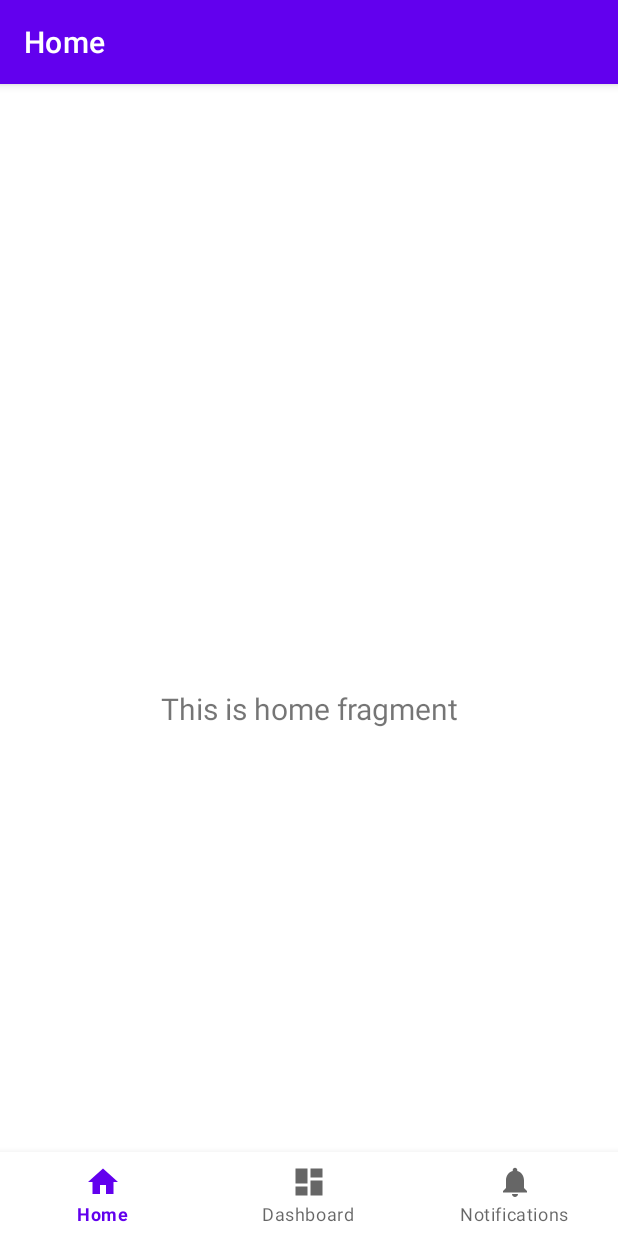
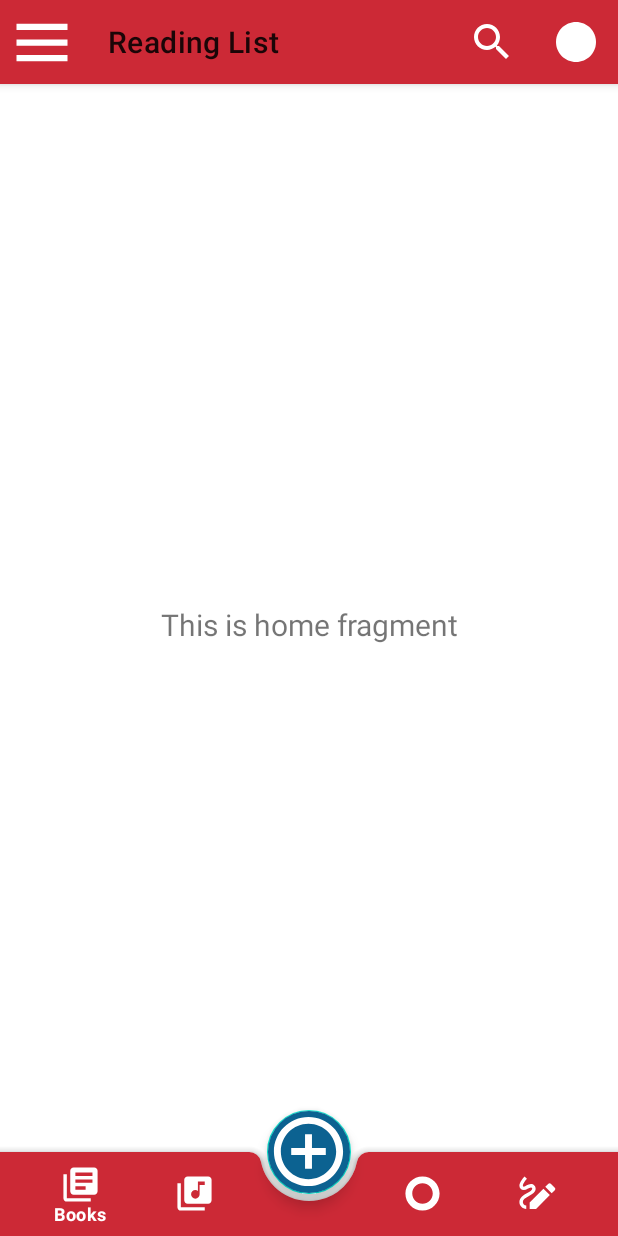
Before and after one commit to Ignema/Leafter, an Android app: the screen it shows after launch (MainActivity), on a phone screen of 412 x 824 dp. Run offline under Robolectric (Android 15) with nearby library versions, the phone set to English and light mode, and no system bars; our stand-ins replace navigation-ui.

Commit message:
Added basic navigation menu with fragment integration

```diff
--- a/app/src/main/java/com/android/leafter/MainActivity.java
+++ b/app/src/main/java/com/android/leafter/MainActivity.java
@@ -15,16 +15,20 @@ public class MainActivity extends AppCompatActivity {
     @Override
     protected void onCreate(Bundle savedInstanceState) {
         super.onCreate(savedInstanceState);
+        getSupportActionBar().hide();
         setContentView(R.layout.activity_main);
-        BottomNavigationView navView = findViewById(R.id.nav_view);
-        // Passing each menu ID as a set of Ids because each
-        // menu should be considered as top level destinations.
+
+        BottomNavigationView navView = findViewById(R.id.bottomNavigationView);
+//        bnv.getMenu().getItem(2).setEnabled(false);
+
         AppBarConfiguration appBarConfiguration = new AppBarConfiguration.Builder(
-                R.id.navigation_home, R.id.navigation_dashboard, R.id.navigation_notifications)
+                R.id.miHome, R.id.miMusic, R.id.miCatalogue)
                 .build();
         NavController navController = Navigation.findNavController(this, R.id.nav_host_fragment);
         NavigationUI.setupActionBarWithNavController(this, navController, appBarConfiguration);
         NavigationUI.setupWithNavController(navView, navController);
+
     }
 
+
 }
--- /dev/null
+++ b/app/src/main/res/drawable/ic_add.xml
@@ -0,0 +1,12 @@
+<vector xmlns:android="http://schemas.android.com/apk/res/android"
+    android:width="24dp"
+    android:height="24dp"
+    android:viewportWidth="24"
+    android:viewportHeight="24"
+    android:tint="@color/white"
+
+   >
+  <path
+      android:fillColor="@android:color/white"
+      android:pathData="M13,7h-2v4L7,11v2h4v4h2v-4h4v-2h-4L13,7zM12,2C6.48,2 2,6.48 2,12s4.48,10 10,10 10,-4.48 10,-10S17.52,2 12,2zM12,20c-4.41,0 -8,-3.59 -8,-8s3.59,-8 8,-8 8,3.59 8,8 -3.59,8 -8,8z"/>
+</vector>
--- /dev/null
+++ b/app/src/main/res/drawable/ic_catalogue.xml
@@ -0,0 +1,10 @@
+<vector xmlns:android="http://schemas.android.com/apk/res/android"
+    android:width="24dp"
+    android:height="24dp"
+    android:viewportWidth="24"
+    android:viewportHeight="24"
+    android:tint="?attr/colorControlNormal">
+  <path
+      android:fillColor="@android:color/white"
+      android:pathData="M2,12C2,6.48 6.48,2 12,2s10,4.48 10,10 -4.48,10 -10,10S2,17.52 2,12zM12,18c3.31,0 6,-2.69 6,-6s-2.69,-6 -6,-6 -6,2.69 -6,6 2.69,6 6,6z"/>
+</vector>
--- /dev/null
+++ b/app/src/main/res/drawable/ic_circle.xml
@@ -0,0 +1,11 @@
+<vector xmlns:android="http://schemas.android.com/apk/res/android"
+    android:width="50dp"
+    android:height="50dp"
+
+    android:viewportWidth="24"
+    android:viewportHeight="24"
+    >
+  <path
+      android:fillColor="@android:color/white"
+      android:pathData="M12,2C6.47,2 2,6.47 2,12s4.47,10 10,10 10,-4.47 10,-10S17.53,2 12,2z"/>
+</vector>
--- /dev/null
+++ b/app/src/main/res/drawable/ic_library_books.xml
@@ -0,0 +1,10 @@
+<vector xmlns:android="http://schemas.android.com/apk/res/android"
+    android:width="24dp"
+    android:height="24dp"
+    android:viewportWidth="24"
+    android:viewportHeight="24"
+    android:tint="?attr/colorControlNormal">
+  <path
+      android:fillColor="@android:color/white"
+      android:pathData="M4,6L2,6v14c0,1.1 0.9,2 2,2h14v-2L4,20L4,6zM20,2L8,2c-1.1,0 -2,0.9 -2,2v12c0,1.1 0.9,2 2,2h12c1.1,0 2,-0.9 2,-2L22,4c0,-1.1 -0.9,-2 -2,-2zM19,11L9,11L9,9h10v2zM15,15L9,15v-2h6v2zM19,7L9,7L9,5h10v2z"/>
+</vector>
--- /dev/null
+++ b/app/src/main/res/drawable/ic_library_music.xml
@@ -0,0 +1,10 @@
+<vector xmlns:android="http://schemas.android.com/apk/res/android"
+    android:width="24dp"
+    android:height="24dp"
+    android:viewportWidth="24"
+    android:viewportHeight="24"
+    android:tint="?attr/colorControlNormal">
+  <path
+      android:fillColor="@android:color/white"
+      android:pathData="M20,2L8,2c-1.1,0 -2,0.9 -2,2v12c0,1.1 0.9,2 2,2h12c1.1,0 2,-0.9 2,-2L22,4c0,-1.1 -0.9,-2 -2,-2zM18,7h-3v5.5c0,1.38 -1.12,2.5 -2.5,2.5S10,13.88 10,12.5s1.12,-2.5 2.5,-2.5c0.57,0 1.08,0.19 1.5,0.51L14,5h4v2zM4,6L2,6v14c0,1.1 0.9,2 2,2h14v-2L4,20L4,6z"/>
+</vector>
--- /dev/null
+++ b/app/src/main/res/drawable/ic_menu.xml
@@ -0,0 +1,9 @@
+<vector xmlns:android="http://schemas.android.com/apk/res/android"
+    android:width="45dp"
+    android:height="50dp"
+    android:viewportWidth="24"
+    android:viewportHeight="24">
+  <path
+      android:fillColor="@color/white"
+      android:pathData="M3,18h18v-2L3,16v2zM3,13h18v-2L3,11v2zM3,6v2h18L21,6L3,6z"/>
+</vector>
--- /dev/null
+++ b/app/src/main/res/drawable/ic_search.xml
@@ -0,0 +1,10 @@
+<vector xmlns:android="http://schemas.android.com/apk/res/android"
+    android:width="50dp"
+    android:height="50dp"
+    android:viewportWidth="24"
+    android:viewportHeight="24"
+    >
+  <path
+      android:fillColor="@android:color/white"
+      android:pathData="M15.5,14h-0.79l-0.28,-0.27C15.41,12.59 16,11.11 16,9.5 16,5.91 13.09,3 9.5,3S3,5.91 3,9.5 5.91,16 9.5,16c1.61,0 3.09,-0.59 4.23,-1.57l0.27,0.28v0.79l5,4.99L20.49,19l-4.99,-5zM9.5,14C7.01,14 5,11.99 5,9.5S7.01,5 9.5,5 14,7.01 14,9.5 11.99,14 9.5,14z"/>
+</vector>
--- /dev/null
+++ b/app/src/main/res/drawable/ic_write.xml
@@ -0,0 +1,9 @@
+<vector xmlns:android="http://schemas.android.com/apk/res/android"
+    android:width="24dp"
+    android:height="24dp"
+    android:viewportWidth="24"
+    android:viewportHeight="24">
+    <path
+        android:fillColor="@color/white"
+        android:pathData="M4.5,8c1.04,0 2.34,-1.5 4.25,-1.5c1.52,0 2.75,1.23 2.75,2.75c0,2.04 -1.99,3.15 -3.91,4.22C5.42,14.67 4,15.57 4,17c0,1.1 0.9,2 2,2v2c-2.21,0 -4,-1.79 -4,-4c0,-2.71 2.56,-4.14 4.62,-5.28c1.42,-0.79 2.88,-1.6 2.88,-2.47c0,-0.41 -0.34,-0.75 -0.75,-0.75C7.5,8.5 6.25,10 4.5,10C3.12,10 2,8.88 2,7.5C2,5.45 4.17,2.83 5,2l1.41,1.41C5.41,4.42 4,6.43 4,7.5C4,7.78 4.22,8 4.5,8zM8,21l3.75,0l8.06,-8.06l-3.75,-3.75L8,17.25L8,21zM20.37,6.29c-0.39,-0.39 -1.02,-0.39 -1.41,0l-1.83,1.83l3.75,3.75l1.83,-1.83c0.39,-0.39 0.39,-1.02 0,-1.41L20.37,6.29z" />
+</vector>
--- a/app/src/main/res/layout/activity_main.xml
+++ b/app/src/main/res/layout/activity_main.xml
@@ -1,22 +1,66 @@
 <?xml version="1.0" encoding="utf-8"?>
-<androidx.constraintlayout.widget.ConstraintLayout xmlns:android="http://schemas.android.com/apk/res/android"
+<androidx.coordinatorlayout.widget.CoordinatorLayout xmlns:android="http://schemas.android.com/apk/res/android"
     xmlns:app="http://schemas.android.com/apk/res-auto"
-    android:id="@+id/container"
+    xmlns:tools="http://schemas.android.com/tools"
     android:layout_width="match_parent"
     android:layout_height="match_parent"
-    android:paddingTop="?attr/actionBarSize">
+    android:background="@color/white"
+    tools:context=".MainActivity">
 
-    <com.google.android.material.bottomnavigation.BottomNavigationView
-        android:id="@+id/nav_view"
-        android:layout_width="0dp"
+    <com.google.android.material.appbar.AppBarLayout
+        android:id="@+id/AppBarLayout"
+        android:layout_width="match_parent"
         android:layout_height="wrap_content"
-        android:layout_marginStart="0dp"
-        android:layout_marginEnd="0dp"
-        android:background="?android:attr/windowBackground"
-        app:layout_constraintBottom_toBottomOf="parent"
-        app:layout_constraintLeft_toLeftOf="parent"
-        app:layout_constraintRight_toRightOf="parent"
-        app:menu="@menu/bottom_nav_menu" />
+        android:background="@color/primary">
+
+        <com.google.android.material.appbar.MaterialToolbar
+            android:id="@+id/topToolbar"
+            android:layout_width="match_parent"
+            android:layout_height="?attr/actionBarSize"
+            app:menu="@menu/top_nav_menu"
+            app:navigationIcon="@drawable/ic_menu"
+
+            app:title="Reading List"
+
+
+            />
+
+
+    </com.google.android.material.appbar.AppBarLayout>
+
+    <com.google.android.material.bottomappbar.BottomAppBar
+        android:id="@+id/bottomAppBar"
+        android:layout_width="match_parent"
+        android:layout_height="wrap_content"
+        android:layout_gravity="bottom"
+        android:backgroundTint="@color/primary">
+
+        <com.google.android.material.bottomnavigation.BottomNavigationView
+            android:id="@+id/bottomNavigationView"
+            android:layout_width="match_parent"
+            android:layout_height="match_parent"
+            android:layout_marginEnd="16dp"
+            android:layout_marginRight="16dp"
+            android:background="@android:color/transparent"
+            app:elevation="0dp"
+            app:itemIconSize="27dp"
+            app:itemIconTint="@color/white"
+            app:itemTextColor="@color/white"
+            app:menu="@menu/bottom_nav_menu">
+
+        </com.google.android.material.bottomnavigation.BottomNavigationView>
+
+    </com.google.android.material.bottomappbar.BottomAppBar>
+
+    <com.google.android.material.floatingactionbutton.FloatingActionButton
+        android:id="@+id/fab"
+        android:layout_width="wrap_content"
+        android:layout_height="wrap_content"
+        android:backgroundTint="@color/secondary"
+        android:src="@drawable/ic_add"
+        app:layout_anchor="@id/bottomAppBar"
+        app:maxImageSize="55dp"
+        app:tint="@color/white" />
 
     <fragment
         android:id="@+id/nav_host_fragment"
@@ -24,10 +68,10 @@
         android:layout_width="match_parent"
         android:layout_height="match_parent"
         app:defaultNavHost="true"
-        app:layout_constraintBottom_toTopOf="@id/nav_view"
+        app:layout_constraintBottom_toTopOf="@id/bottomNavigationView"
         app:layout_constraintLeft_toLeftOf="parent"
         app:layout_constraintRight_toRightOf="parent"
         app:layout_constraintTop_toTopOf="parent"
         app:navGraph="@navigation/mobile_navigation" />
 
-</androidx.constraintlayout.widget.ConstraintLayout>
+</androidx.coordinatorlayout.widget.CoordinatorLayout>
--- a/app/src/main/res/menu/bottom_nav_menu.xml
+++ b/app/src/main/res/menu/bottom_nav_menu.xml
@@ -2,18 +2,30 @@
 <menu xmlns:android="http://schemas.android.com/apk/res/android">
 
     <item
-        android:id="@+id/navigation_home"
-        android:icon="@drawable/ic_home_black_24dp"
-        android:title="@string/title_home" />
+        android:id="@+id/miHome"
+        android:icon="@drawable/ic_library_books"
+        android:title="Books"
+        />
 
     <item
-        android:id="@+id/navigation_dashboard"
-        android:icon="@drawable/ic_dashboard_black_24dp"
-        android:title="@string/title_dashboard" />
+        android:id="@+id/miMusic"
+        android:icon="@drawable/ic_library_music"
+        android:iconTint="@color/secondary"
+        android:iconTintMode="add"
+        android:title="Music" />
 
     <item
-        android:id="@+id/navigation_notifications"
-        android:icon="@drawable/ic_notifications_black_24dp"
-        android:title="@string/title_notifications" />
+        android:id="@+id/miPlacehoder"
+        android:title="" />
+
+    <item
+        android:id="@+id/miCatalogue"
+        android:icon="@drawable/ic_catalogue"
+        android:title="Catalogue" />
+
+    <item
+        android:id="@+id/miWriter"
+        android:icon="@drawable/ic_write"
+        android:title="Writer" />
 
 </menu>
--- /dev/null
+++ b/app/src/main/res/menu/top_nav_menu.xml
@@ -0,0 +1,17 @@
+<?xml version="1.0" encoding="utf-8"?>
+<menu xmlns:android="http://schemas.android.com/apk/res/android"
+    xmlns:app="http://schemas.android.com/apk/res-auto">
+
+    <item
+        android:id="@+id/search"
+        android:icon="@drawable/ic_search"
+        android:title="search"
+        app:showAsAction="always" />
+
+    <item
+        android:id="@+id/profile_pic"
+        android:icon="@drawable/ic_circle"
+        android:title="profile_pic"
+        app:showAsAction="always" />
+
+</menu>
--- a/app/src/main/res/navigation/mobile_navigation.xml
+++ b/app/src/main/res/navigation/mobile_navigation.xml
@@ -3,22 +3,22 @@
     xmlns:app="http://schemas.android.com/apk/res-auto"
     xmlns:tools="http://schemas.android.com/tools"
     android:id="@+id/mobile_navigation"
-    app:startDestination="@+id/navigation_home">
+    app:startDestination="@+id/miHome">
 
     <fragment
-        android:id="@+id/navigation_home"
+        android:id="@+id/miHome"
         android:name="com.android.leafter.ui.home.HomeFragment"
         android:label="@string/title_home"
         tools:layout="@layout/fragment_home" />
 
     <fragment
-        android:id="@+id/navigation_dashboard"
+        android:id="@+id/miMusic"
         android:name="com.android.leafter.ui.dashboard.DashboardFragment"
         android:label="@string/title_dashboard"
         tools:layout="@layout/fragment_dashboard" />
 
     <fragment
-        android:id="@+id/navigation_notifications"
+        android:id="@+id/miCatalogue"
         android:name="com.android.leafter.ui.notifications.NotificationsFragment"
         android:label="@string/title_notifications"
         tools:layout="@layout/fragment_notifications" />
--- a/app/src/main/res/values/colors.xml
+++ b/app/src/main/res/values/colors.xml
@@ -7,4 +7,6 @@
     <color name="teal_700">#FF018786</color>
     <color name="black">#FF000000</color>
     <color name="white">#FFFFFFFF</color>
+    <color name="primary">#CC2936</color>
+    <color name="secondary">#0C6291</color>
 </resources>
```
